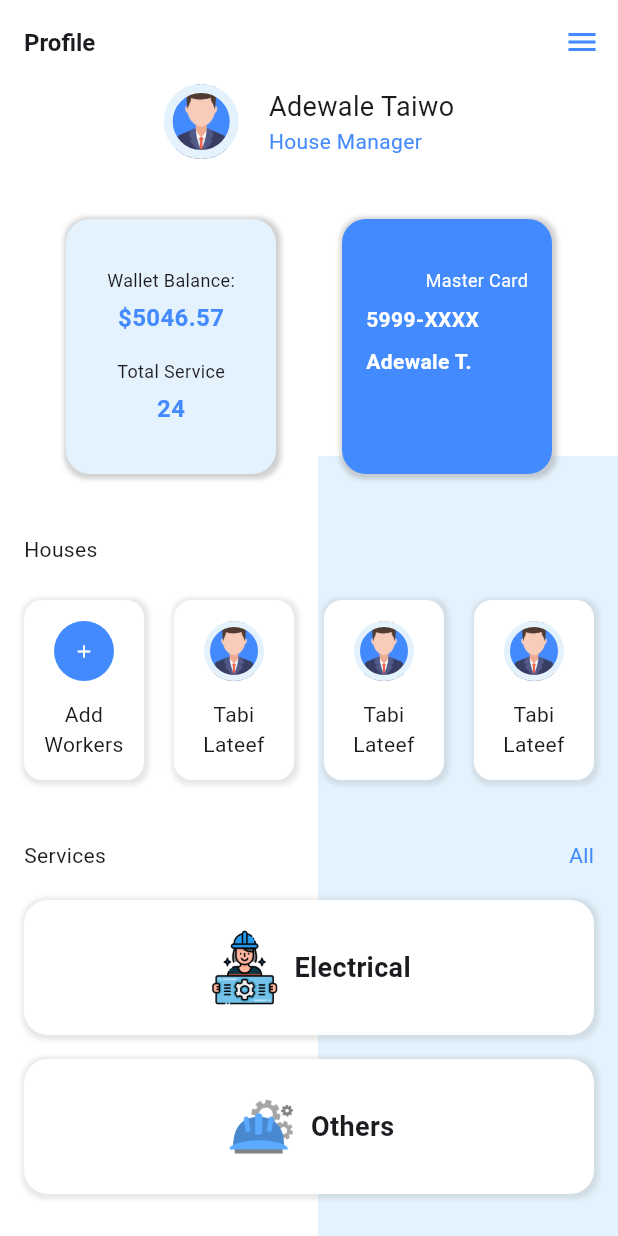
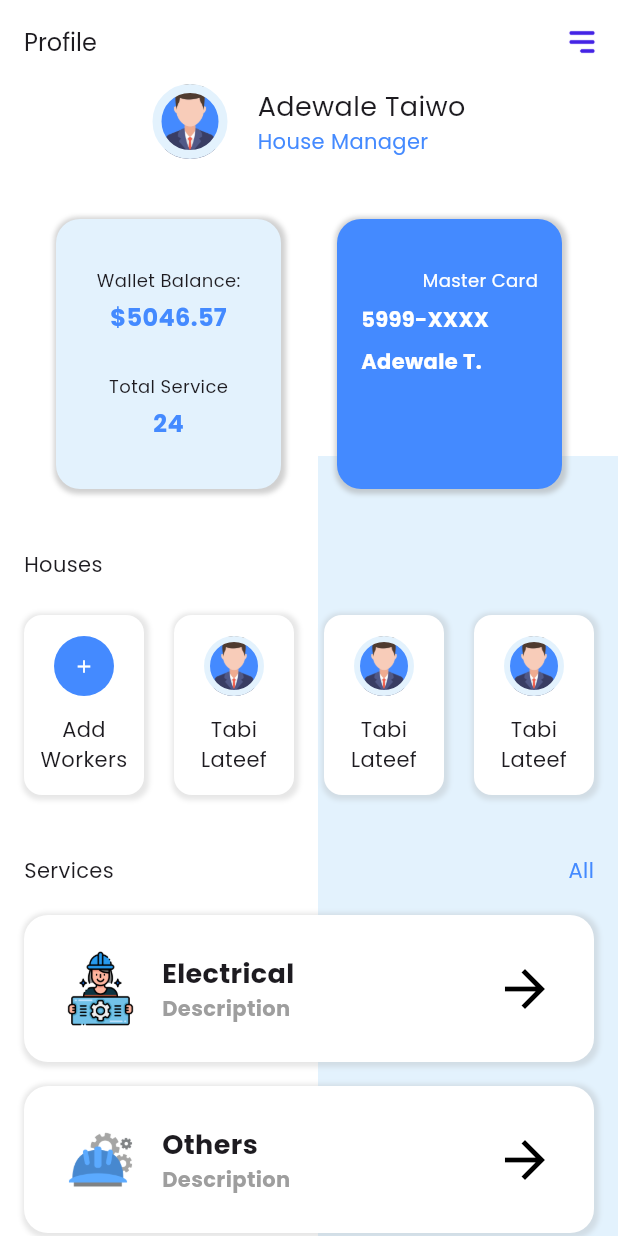
Before and after one commit to a7med2002/ui_task_3, a Flutter app: the screen it shows after launch, on a phone screen of 412 x 824 dp. Run offline on Flutter 3.47's test engine with Material 3 defaults, Android fonts, the phone set to English and light mode, and no system bars; our stand-ins replace google_fonts.

Commit message:
version 2, edit Ui screen

```diff
--- a/lib/main.dart
+++ b/lib/main.dart
@@ -1,4 +1,5 @@
 import 'package:flutter/material.dart';
+import 'package:google_fonts/google_fonts.dart';
 
 void main() {
   runApp(const MyApp());
@@ -11,16 +12,16 @@ class MyApp extends StatelessWidget {
   Widget build(BuildContext context) {
     return MaterialApp(
       debugShowCheckedModeBanner: false,
+      theme: ThemeData(textTheme: GoogleFonts.poppinsTextTheme()),
       title: 'Flutter Ui Task 3',
       home: Scaffold(
         backgroundColor: Colors.white,
         appBar: AppBar(
           backgroundColor: Colors.white,
-          title: Text(
-            "Profile",
-            style: TextStyle(fontSize: 16, fontWeight: FontWeight.bold),
-          ),
-          actions: [Icon(Icons.menu, color: Colors.blueAccent)],
+          title: Text("Profile", style: TextStyle(fontSize: 16)),
+          actions: [
+            Image(image: AssetImage("images/menu.png"), width: 24, height: 24),
+          ],
           actionsPadding: EdgeInsets.only(right: 12),
         ),
         body: Stack(
@@ -69,8 +70,8 @@ class MyApp extends StatelessWidget {
                         vertical: 32,
                         horizontal: 20,
                       ),
-                      height: 170,
-                      width: 140,
+                      height: 180,
+                      width: 150,
                       decoration: BoxDecoration(
                         borderRadius: BorderRadius.circular(16),
                         color: Colors.blue[50],
@@ -131,8 +132,8 @@ class MyApp extends StatelessWidget {
                         vertical: 32,
                         horizontal: 16,
                       ),
-                      height: 170,
-                      width: 140,
+                      height: 180,
+                      width: 150,
                       decoration: BoxDecoration(
                         borderRadius: BorderRadius.circular(16),
                         color: Colors.blueAccent,
@@ -385,7 +386,10 @@ class MyApp extends StatelessWidget {
                         spacing: 16,
                         children: [
                           Container(
-                            padding: EdgeInsets.symmetric(vertical: 20),
+                            padding: EdgeInsets.symmetric(
+                              vertical: 24,
+                              horizontal: 26,
+                            ),
                             decoration: BoxDecoration(
                               borderRadius: BorderRadius.circular(16),
                               color: Colors.white,
@@ -399,14 +403,20 @@ class MyApp extends StatelessWidget {
                               ],
                             ),
                             child: Row(
-                              spacing: 8,
-                              mainAxisAlignment: MainAxisAlignment.center,
+                              mainAxisAlignment: MainAxisAlignment.spaceBetween,
+                              children: [
+                                Row(
+                                  spacing: 16,
                                   children: [
                                     Image(
                                       image: AssetImage("images/engineer.png"),
                                       width: 50,
                                       height: 50,
                                     ),
+                                    Column(
+                                      crossAxisAlignment:
+                                          CrossAxisAlignment.start,
+                                      children: [
                                         Text(
                                           "Electrical",
                                           style: TextStyle(
@@ -414,11 +424,31 @@ class MyApp extends StatelessWidget {
                                             fontWeight: FontWeight.bold,
                                           ),
                                         ),
+                                        Text(
+                                          "Description",
+                                          style: TextStyle(
+                                            fontSize: 14,
+                                            color: Colors.grey,
+                                            fontWeight: FontWeight.bold,
+                                          ),
+                                        ),
+                                      ],
+                                    ),
+                                  ],
+                                ),
+                                Icon(
+                                  Icons.arrow_forward,
+                                  color: Colors.black,
+                                  size: 40,
+                                ),
                               ],
                             ),
                           ),
                           Container(
-                            padding: EdgeInsets.symmetric(vertical: 20),
+                            padding: EdgeInsets.symmetric(
+                              vertical: 24,
+                              horizontal: 26,
+                            ),
                             decoration: BoxDecoration(
                               borderRadius: BorderRadius.circular(16),
                               color: Colors.white,
@@ -432,20 +462,43 @@ class MyApp extends StatelessWidget {
                               ],
                             ),
                             child: Row(
-                              spacing: 8,
-                              mainAxisAlignment: MainAxisAlignment.center,
+                              mainAxisAlignment: MainAxisAlignment.spaceBetween,
+                              children: [
+                                Row(
+                                  spacing: 16,
                                   children: [
                                     Image(
                                       image: AssetImage("images/other.png"),
                                       width: 50,
                                       height: 50,
                                     ),
+                                    Column(
+                                      crossAxisAlignment:
+                                          CrossAxisAlignment.start,
+                                      children: [
                                         Text(
                                           "Others",
                                           style: TextStyle(
                                             fontSize: 18,
                                             fontWeight: FontWeight.bold,
                                           ),
+                                        ),
+                                        Text(
+                                          "Description",
+                                          style: TextStyle(
+                                            fontSize: 14,
+                                            color: Colors.grey,
+                                            fontWeight: FontWeight.bold,
+                                          ),
+                                        ),
+                                      ],
+                                    ),
+                                  ],
+                                ),
+                                Icon(
+                                  Icons.arrow_forward,
+                                  color: Colors.black,
+                                  size: 40,
                                 ),
                               ],
                             ),
--- a/pubspec.yaml
+++ b/pubspec.yaml
@@ -34,6 +34,7 @@ dependencies:
   # The following adds the Cupertino Icons font to your application.
   # Use with the CupertinoIcons class for iOS style icons.
   cupertino_icons: ^1.0.8
+  google_fonts: ^6.3.0
 
 dev_dependencies:
   flutter_test:
```
Also changed, not shown: images/menu.png (added), images/screen_view.jpg, pubspec.lock, 3 other files. Lines whose indentation alone changed are shown as unchanged.
